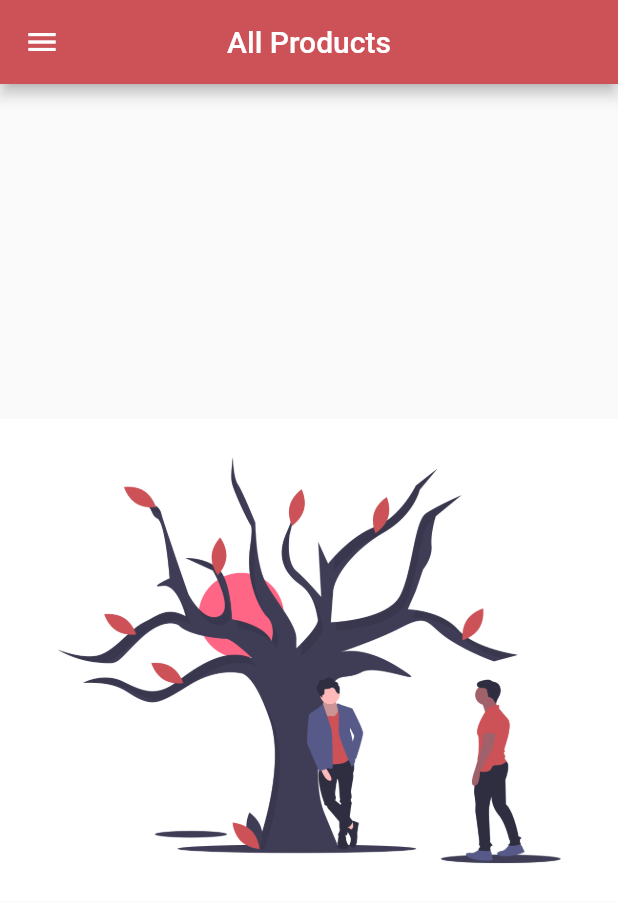
After one commit to DarkNinja15/e-commerce, a Flutter app: the ViewProducts screen opened directly, on a phone screen of 412 x 824 dp. The commit adds this screen. Shown: the top 902 px of the screen. Run offline on Flutter 3.47's test engine with Material 2 defaults, Android fonts, the phone set to English and light mode, and no system bars; our stand-ins replace cloud_firestore, firebase_auth, firebase_core, firebase_storage, flutter_spinkit, image_picker; accounts and stored records are empty.

Commit message:
front end of all products screen completed

```diff
--- /dev/null
+++ b/admin/admin_panel/lib/screens/view_products_screen.dart
@@ -0,0 +1,55 @@
+import 'package:admin_panel/shared/loading.dart';
+import 'package:admin_panel/widgets/drawer.dart';
+import 'package:cloud_firestore/cloud_firestore.dart';
+import 'package:firebase_core/firebase_core.dart';
+import 'package:flutter/material.dart';
+
+class ViewProducts extends StatelessWidget {
+  const ViewProducts({super.key});
+
+  @override
+  Widget build(BuildContext context) {
+    return Scaffold(
+        drawer: const Drawerc(),
+        appBar: AppBar(
+          backgroundColor: const Color.fromRGBO(204, 82, 88, 1),
+          title: const Text('All Products'),
+          centerTitle: true,
+        ),
+        body: Column(
+          children: [
+            Expanded(
+              child: StreamBuilder(
+                stream: FirebaseFirestore.instance
+                    .collection('products')
+                    .snapshots(),
+                builder: ((context,
+                    AsyncSnapshot<QuerySnapshot<Map<String, dynamic>>>
+                        snapshot) {
+                  if (snapshot.connectionState == ConnectionState.waiting) {
+                    return const Loading();
+                  }
+                  if (snapshot.data!.docs.isEmpty) {
+                    return const Center(
+                      child: Image(
+                        image: AssetImage(
+                          'assets/void.png',
+                        ),
+                      ),
+                    );
+                  }
+                  return ListView.builder(
+                      itemCount: snapshot.data!.docs.length,
+                      itemBuilder: ((context, index) {
+                        return const ListTile(
+                          leading: Icon(Icons.abc),
+                          title: Text('data'),
+                        );
+                      }));
+                }),
+              ),
+            ),
+          ],
+        ));
+  }
+}
--- a/admin/admin_panel/lib/widgets/drawer.dart
+++ b/admin/admin_panel/lib/widgets/drawer.dart
@@ -1,5 +1,6 @@
 import 'package:admin_panel/screens/add_seller_screen.dart';
 import 'package:admin_panel/screens/home_page.dart';
+import 'package:admin_panel/screens/view_products_screen.dart';
 import 'package:firebase_auth/firebase_auth.dart';
 import 'package:flutter/material.dart';
 
@@ -32,7 +33,13 @@ class Drawerc extends StatelessWidget {
                 Icons.view_agenda,
               ),
               title: const Text('View all Products'),
-              onTap: () {},
+              onTap: () {
+                Navigator.of(context).pushReplacement(
+                  MaterialPageRoute(
+                    builder: (context) => const ViewProducts(),
+                  ),
+                );
+              },
             ),
             ListTile(
               leading: const Icon(
--- a/admin/admin_panel/pubspec.yaml
+++ b/admin/admin_panel/pubspec.yaml
@@ -59,6 +59,7 @@ flutter:
     - assets/bck.jpg
     - assets/logo1.png
     - assets/seller.png
+    - assets/void.png
   #   - images/a_dot_ham.jpeg
   # An image asset can refer to one or more resolution-specific "variants", see
   # https://flutter.dev/assets-and-images/#resolution-aware
```
Also changed, not shown: admin/admin_panel/assets/void.png (added).
